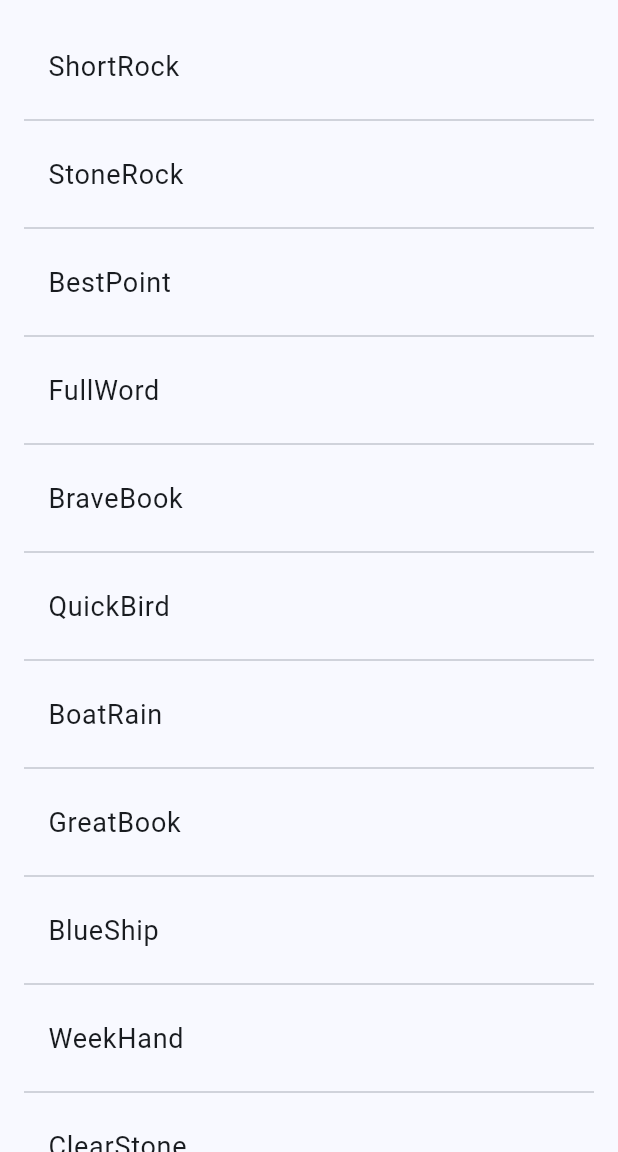
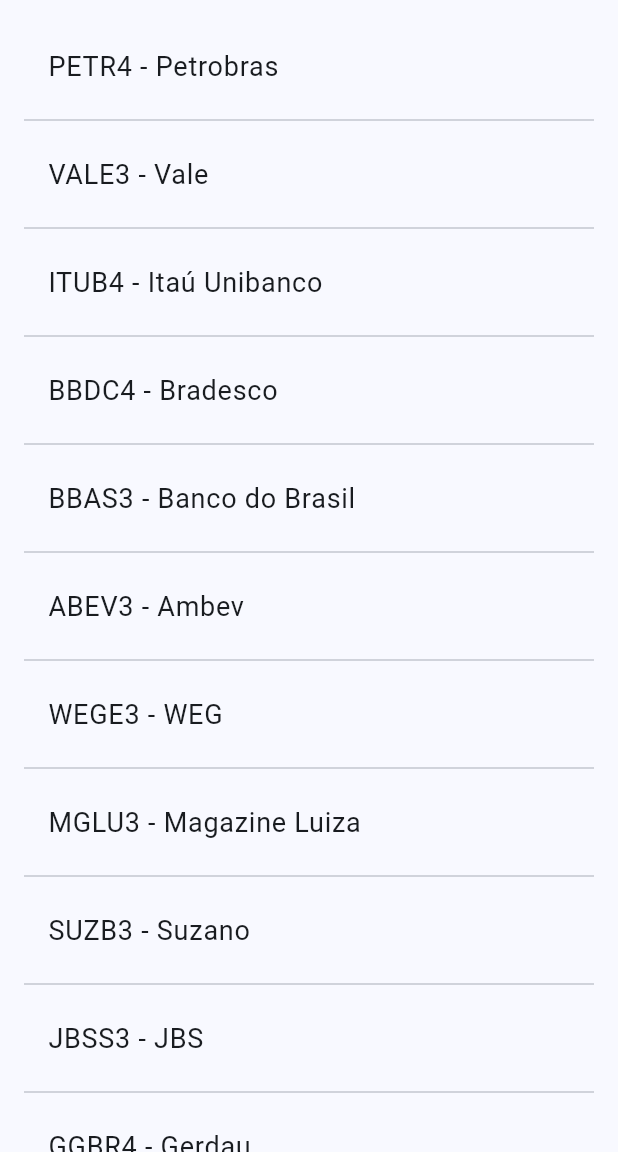
Before and after one commit to Rodorush/AssetsList, a Flutter app: the screen it shows after launch, on a phone screen of 412 x 824 dp, the part 84-1236 px from its top. Run offline on Flutter 3.47's test engine with Material 3 defaults, Android fonts, the phone set to English and light mode, and no system bars.

Commit message:
Utilizando mock de ativos
• Utilizando mock de ativos para substituir biblioteca de palavras aleatórias
• Organizando arquivos e pastas para navegação entre telas

```diff
--- /dev/null
+++ b/assets_list/lib/asset_detail.dart
@@ -0,0 +1,10 @@
+import 'package:flutter/material.dart';
+
+class AssetDetail extends StatelessWidget {
+  @override
+  Widget build(BuildContext context) {
+    // TODO: implement build
+    throw UnimplementedError();
+  }
+
+}
--- a/assets_list/lib/control/AssetHome.dart
+++ b/assets_list/lib/asset_list_home.dart
@@ -1,24 +1,27 @@
-import 'package:english_words/english_words.dart';
 import 'package:flutter/material.dart';
+import 'model/asset.dart';
+import 'model/mock/asset_list.dart';
 
-class AssetHome extends StatefulWidget {
-  const AssetHome({super.key, required this.title});
+class AssetListHome extends StatefulWidget {
+  const AssetListHome({super.key, required this.title});
 
   final String title;
 
   @override
-  State<AssetHome> createState() => _AssetHomeState();
+  State<AssetListHome> createState() => _AssetListHomeState();
 }
 
-class _AssetHomeState extends State<AssetHome> {
-  final List<WordPair> _assetList = <WordPair>[];
+class _AssetListHomeState extends State<AssetListHome> {
   final TextStyle _biggerFont = const TextStyle(fontSize: 18);
 
   @override
   Widget build(BuildContext context) {
     return Scaffold(
       appBar: AppBar(
-        backgroundColor: Theme.of(context).colorScheme.inversePrimary,
+        backgroundColor: Theme
+            .of(context)
+            .colorScheme
+            .inversePrimary,
         title: Text(widget.title),
       ),
       body: _buildAssetList(),
@@ -28,33 +31,30 @@ class _AssetHomeState extends State<AssetHome> {
   Widget _buildAssetList() {
     return ListView.builder(
         padding: const EdgeInsets.all(16),
+        itemCount: mockAssetList.length * 2,
         itemBuilder: (BuildContext context, int i) {
           if (i.isOdd) {
-            return Divider();
+            return const Divider();
           }
           int index = i ~/ 2;
 
-          if (index >= _assetList.length) {
-            _assetList.addAll(generateWordPairs().take(10));
-          }
-
-          return _buildRow(_assetList[index]);
+          return _buildRow(mockAssetList[index]);
         });
   }
 
-  Widget _buildRow(WordPair asset) {
+  Widget _buildRow(Asset asset) {
     return ListTile(
       title: Text(
-        asset.asPascalCase,
+        "${asset.ticker} - ${asset.name}",
         style: _biggerFont,
       ),
       onTap: () {
         ScaffoldMessenger.of(context).showSnackBar(SnackBar(
           content: Center(
               child: Text(
-            asset.asPascalCase,
-            style: const TextStyle(fontSize: 20),
-          )),
+                asset.name,
+                style: const TextStyle(fontSize: 20),
+              )),
           duration: const Duration(milliseconds: 1000),
           width: 180.0,
           padding: const EdgeInsets.all(16.0),
--- a/assets_list/lib/main.dart
+++ b/assets_list/lib/main.dart
@@ -1,5 +1,5 @@
 import 'package:flutter/material.dart';
-import 'control/AssetHome.dart';
+import 'asset_list_home.dart';
 
 void main() {
   runApp(const MyApp());
@@ -17,7 +17,7 @@ class MyApp extends StatelessWidget {
         colorScheme: ColorScheme.fromSeed(seedColor: Colors.blue),
         useMaterial3: true,
       ),
-      home: const AssetHome(title: 'Lista de Ativos'),
+      home: const AssetListHome(title: 'Lista de Ativos'),
     );
   }
 }
--- /dev/null
+++ b/assets_list/lib/model/asset.dart
@@ -0,0 +1,13 @@
+class Asset {
+  final String ticker;
+  final String name;
+  final double price;
+  final DateTime lastPriceDate;
+
+  Asset({
+    required this.ticker,
+    required this.name,
+    required this.price,
+    required this.lastPriceDate,
+  });
+}
--- /dev/null
+++ b/assets_list/lib/model/mock/asset_list.dart
@@ -0,0 +1,24 @@
+import '../asset.dart';
+
+final List<Asset> mockAssetList = [
+  Asset(ticker: "PETR4", name: "Petrobras", price: 28.45, lastPriceDate: DateTime.now()),
+  Asset(ticker: "VALE3", name: "Vale", price: 89.30, lastPriceDate: DateTime.now()),
+  Asset(ticker: "ITUB4", name: "Itaú Unibanco", price: 24.15, lastPriceDate: DateTime.now()),
+  Asset(ticker: "BBDC4", name: "Bradesco", price: 19.85, lastPriceDate: DateTime.now()),
+  Asset(ticker: "BBAS3", name: "Banco do Brasil", price: 36.10, lastPriceDate: DateTime.now()),
+  Asset(ticker: "ABEV3", name: "Ambev", price: 15.50, lastPriceDate: DateTime.now()),
+  Asset(ticker: "WEGE3", name: "WEG", price: 39.90, lastPriceDate: DateTime.now()),
+  Asset(ticker: "MGLU3", name: "Magazine Luiza", price: 3.70, lastPriceDate: DateTime.now()),
+  Asset(ticker: "SUZB3", name: "Suzano", price: 55.75, lastPriceDate: DateTime.now()),
+  Asset(ticker: "JBSS3", name: "JBS", price: 23.80, lastPriceDate: DateTime.now()),
+  Asset(ticker: "GGBR4", name: "Gerdau", price: 28.90, lastPriceDate: DateTime.now()),
+  Asset(ticker: "CSNA3", name: "CSN", price: 12.65, lastPriceDate: DateTime.now()),
+  Asset(ticker: "RAIL3", name: "Rumo", price: 18.95, lastPriceDate: DateTime.now()),
+  Asset(ticker: "ELET3", name: "Eletrobras", price: 34.20, lastPriceDate: DateTime.now()),
+  Asset(ticker: "USIM5", name: "Usiminas", price: 11.50, lastPriceDate: DateTime.now()),
+  Asset(ticker: "KLBN11", name: "Klabin", price: 24.90, lastPriceDate: DateTime.now()),
+  Asset(ticker: "BRFS3", name: "BRF S.A.", price: 15.75, lastPriceDate: DateTime.now()),
+  Asset(ticker: "LREN3", name: "Lojas Renner", price: 26.35, lastPriceDate: DateTime.now()),
+  Asset(ticker: "CYRE3", name: "Cyrela", price: 17.45, lastPriceDate: DateTime.now()),
+  Asset(ticker: "MULT3", name: "Multiplan", price: 23.80, lastPriceDate: DateTime.now()),
+];
--- a/assets_list/pubspec.yaml
+++ b/assets_list/pubspec.yaml
@@ -35,7 +35,6 @@ dependencies:
   # The following adds the Cupertino Icons font to your application.
   # Use with the CupertinoIcons class for iOS style icons.
   cupertino_icons: ^1.0.2
-  english_words: ^4.0.0
 
 dev_dependencies:
   flutter_test:
```
Also changed, not shown: assets_list/pubspec.lock.
